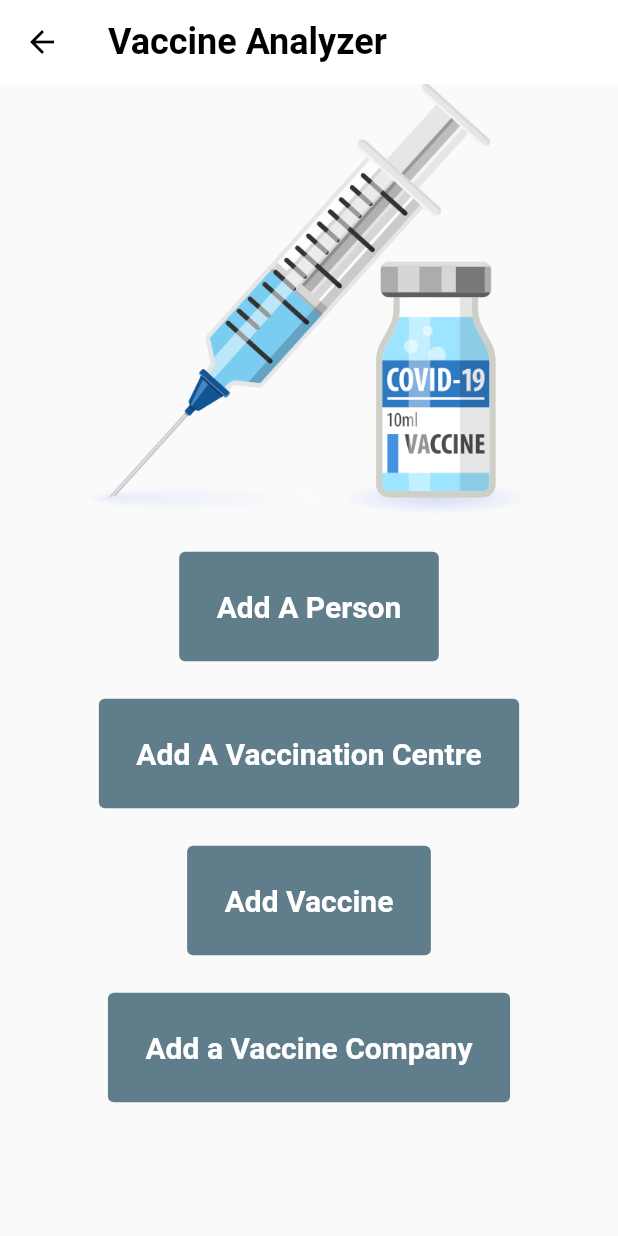
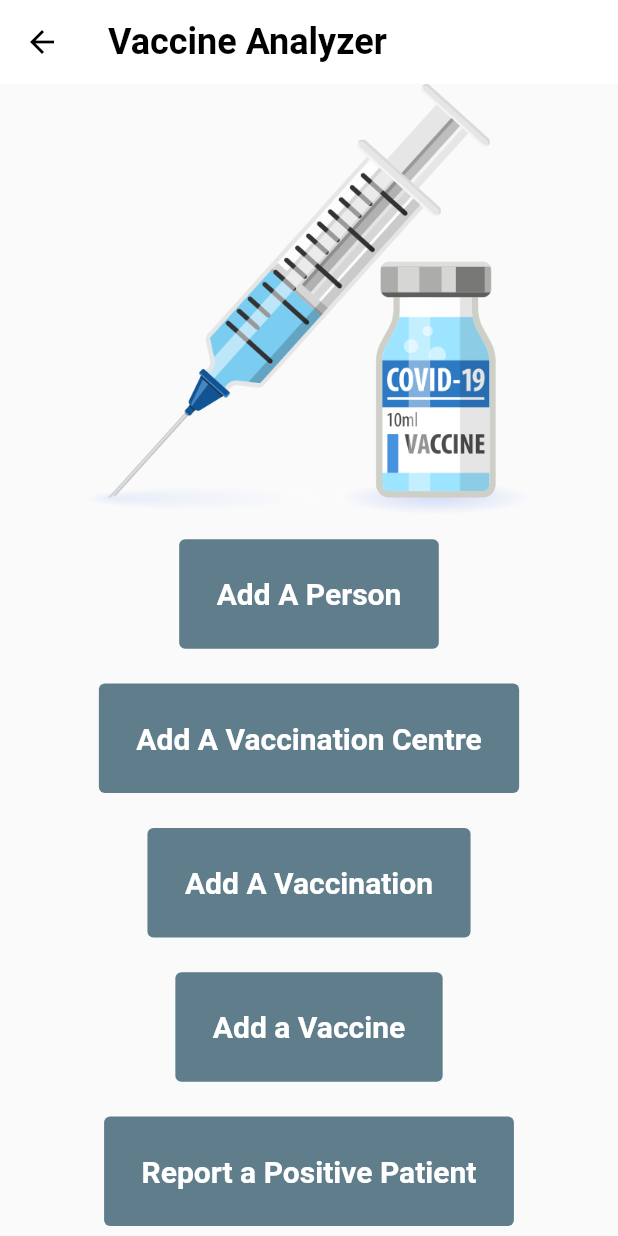
Before and after one commit to AthulJohn/Vaccine_Anlayzer, a Flutter app: the screen it shows after launch, after a tap on the "add" icon, on a phone screen of 412 x 824 dp. Run offline on Flutter 3.47's test engine with Material 2 defaults, Android fonts, the phone set to English and light mode, and no system bars; our stand-ins replace percent_indicator, sqflite; accounts and stored records are empty; network calls fail.

Commit message:
input and output from positive table

```diff
--- a/lib/addmenu.dart
+++ b/lib/addmenu.dart
@@ -7,6 +7,7 @@ import 'screens/addData/add_center.dart';
 import 'screens/addData/add_person.dart';
 import 'screens/addData/add_vaccination.dart';
 import 'screens/addData/add_vaccine.dart';
+import 'screens/addData/report_positive.dart';
 
 class AddMenu extends StatefulWidget {
   const AddMenu({Key? key}) : super(key: key);
@@ -32,18 +33,15 @@ class _AddMenuState extends State<AddMenu> {
           ),
         ),
       ),
-      body: Container(
-        height: MediaQuery.of(context).size.height,
-        width: MediaQuery.of(context).size.width,
-        child: Column(
-          children: [
-            const Center(
-              child: Image(
-                image: AssetImage('assets/img1.png'),
-              ),
-            ),
-            const SizedBox(height: 25),
-            Column(
+      body: Column(
+        children: [
+          const Image(
+            image: AssetImage('assets/img1.png'),
+            fit: BoxFit.fitWidth,
+          ),
+          const SizedBox(height: 10),
+          Expanded(
+            child: Column(
               mainAxisAlignment: MainAxisAlignment.spaceEvenly,
               children: [
                 TextButton(
@@ -69,7 +67,7 @@ class _AddMenuState extends State<AddMenu> {
                     ),
                   ),
                 ),
-                const SizedBox(height: 25),
+                const SizedBox(height: 10),
                 TextButton(
                   // ignore: prefer_const_constructors
                   style: ButtonStyle(
@@ -93,7 +91,7 @@ class _AddMenuState extends State<AddMenu> {
                     ),
                   ),
                 ),
-                const SizedBox(height: 25),
+                const SizedBox(height: 10),
                 TextButton(
                   // ignore: prefer_const_constructors
                   style: ButtonStyle(
@@ -111,7 +109,7 @@ class _AddMenuState extends State<AddMenu> {
                             builder: (context) => AddVaccination()));
                   },
                   child: const Text(
-                    'Add Vaccine',
+                    'Add A Vaccination',
                     style: TextStyle(
                       fontSize: 20,
                       fontWeight: FontWeight.bold,
@@ -119,7 +117,7 @@ class _AddMenuState extends State<AddMenu> {
                     ),
                   ),
                 ),
-                const SizedBox(height: 25),
+                const SizedBox(height: 10),
                 TextButton(
                   // ignore: prefer_const_constructors
                   style: ButtonStyle(
@@ -135,7 +133,33 @@ class _AddMenuState extends State<AddMenu> {
                         MaterialPageRoute(builder: (context) => AddVaccine()));
                   },
                   child: const Text(
-                    'Add a Vaccine Company',
+                    'Add a Vaccine',
+                    style: TextStyle(
+                      fontSize: 20,
+                      fontWeight: FontWeight.bold,
+                      color: Colors.white,
+                    ),
+                  ),
+                ),
+                const SizedBox(height: 10),
+                TextButton(
+                  // ignore: prefer_const_constructors
+                  style: ButtonStyle(
+                    backgroundColor: MaterialStateProperty.all(Colors.blueGrey),
+                    // ignore: prefer_const_constructors
+                    padding: MaterialStateProperty.all(
+                      const EdgeInsets.all(25),
+                    ),
+                  ),
+
+                  onPressed: () {
+                    Navigator.push(
+                        context,
+                        MaterialPageRoute(
+                            builder: (context) => const ReportPositive()));
+                  },
+                  child: const Text(
+                    'Report a Positive Patient',
                     style: TextStyle(
                       fontSize: 20,
                       fontWeight: FontWeight.bold,
@@ -145,8 +169,8 @@ class _AddMenuState extends State<AddMenu> {
                 )
               ],
             ),
-          ],
-        ),
+          ),
+        ],
       ),
     );
   }
--- a/lib/database/person_db.dart
+++ b/lib/database/person_db.dart
@@ -27,7 +27,7 @@ class VaccineDatabase {
       await db.execute(
           'CREATE TABLE Vaccination (vcid INTEGER PRIMARY KEY,pid INTEGER ,vid INTEGER ,cid INTEGER, date TEXT, doseno INTEGER, completed VARCHAR(10), FOREIGN KEY (pid) REFERENCES Person(pid), FOREIGN KEY (vid) REFERENCES Vaccine(vid), FOREIGN KEY (cid) REFERENCES Center(cid))');
       await db.execute(
-          'CREATE TABLE Positived (pid INTEGER, date TEXT, doseno INTEGER, FOREIGN KEY (pid) REFERENCES Person(pid))');
+          'CREATE TABLE Positived (pid INTEGER, date TEXT, doseno INTEGER, completedDose VARCHAR(10), FOREIGN KEY (pid) REFERENCES Person(pid))');
     });
   }
 
@@ -36,6 +36,14 @@ class VaccineDatabase {
     Map<String, dynamic> row = value.toMap();
     ind[id] = ind[id]! + 1;
     row.addAll({id: ind[id]});
+    await db.insert(table, row, conflictAlgorithm: ConflictAlgorithm.replace);
+
+    //TODO
+    getList(table);
+  }
+
+  Future<void> inserttoTableNoPrimaryKey(dynamic value, String table) async {
+    Map<String, dynamic> row = value.toMap();
     await db.insert(table, row, conflictAlgorithm: ConflictAlgorithm.replace);
 
     //TODO
@@ -79,6 +87,26 @@ class VaccineDatabase {
     return vccount.first.values.first;
   }
 
+  Future<double> getPositivePercent() async {
+    List<Map> vccount =
+        await db.rawQuery('SELECT COUNT(DISTINCT(pid)) from Positived');
+    int percent = vccount.first.values.first;
+    vccount = await db.rawQuery('SELECT COUNT(*) from Person');
+    if (vccount.first.values.first == 0) return 0;
+    double fpercent = (percent / vccount.first.values.first) * 100;
+    return fpercent;
+  }
+
+  Future<double> getFullyPositivePercent() async {
+    List<Map> vccount = await db.rawQuery(
+        "SELECT COUNT(DISTINCT(pid)) from Positived WHERE completedDose = 'true'");
+    int percent = vccount.first.values.first;
+    vccount = await db.rawQuery('SELECT COUNT(*) from Person');
+    if (vccount.first.values.first == 0) return 0;
+    double fpercent = (percent / vccount.first.values.first) * 100;
+    return fpercent;
+  }
+
   void close() async {
     await db.close();
   }
--- a/lib/vaccinehome.dart
+++ b/lib/vaccinehome.dart
@@ -32,7 +32,7 @@ class _VaccineHomeState extends State<VaccineHome> {
         children: [
           const SizedBox(height: 30),
           const Text(
-            'Current Vaccination Status',
+            '   Current Vaccination Status',
             style: TextStyle(
                 fontSize: 18, fontWeight: FontWeight.w500, color: Colors.grey),
           ),
@@ -145,7 +145,60 @@ class _VaccineHomeState extends State<VaccineHome> {
             ],
           ),
           const SizedBox(height: 50),
-          FloatingActionButton(
+          Row(
+            mainAxisAlignment: MainAxisAlignment.spaceAround,
+            children: [
+              Column(
+                children: [
+                  FutureBuilder(
+                      future: vaccineDatabase.getPositivePercent(),
+                      builder: (context, snap) {
+                        return Text(
+                          '${snap.data ?? 0}',
+                          style: const TextStyle(
+                              fontSize: 28,
+                              fontWeight: FontWeight.w500,
+                              color: Colors.black),
+                        );
+                      }),
+                  const SizedBox(height: 10),
+                  const Text(
+                    'Positive Percentage',
+                    style: TextStyle(
+                        fontSize: 14,
+                        fontWeight: FontWeight.w500,
+                        color: Colors.grey),
+                  ),
+                ],
+              ),
+              Column(
+                children: [
+                  FutureBuilder(
+                      future: vaccineDatabase.getCompletedVaccinated(),
+                      builder: (context, snap) {
+                        return Text(
+                          '${snap.data ?? 0}',
+                          style: const TextStyle(
+                              fontSize: 28,
+                              fontWeight: FontWeight.w500,
+                              color: Colors.black),
+                        );
+                      }),
+                  const SizedBox(height: 10),
+                  const Text(
+                    'Fully Vaccinated Positive Percentage',
+                    style: TextStyle(
+                        fontSize: 14,
+                        fontWeight: FontWeight.w500,
+                        color: Colors.grey),
+                  ),
+                ],
+              ),
+            ],
+          ),
+        ],
+      ),
+      floatingActionButton: FloatingActionButton(
         onPressed: () {
           Navigator.push(context,
                   MaterialPageRoute(builder: (context) => const AddMenu()))
@@ -156,8 +209,6 @@ class _VaccineHomeState extends State<VaccineHome> {
           size: 40,
         ),
       ),
-        ],
-      ),
     );
   }
 }
--- a/lib/widgets/images.dart
+++ b/lib/widgets/images.dart
@@ -8,6 +8,7 @@ Map<String, String> images = {
   'vaccination':
       'https://vaccinate.guam.gov/wp-content/uploads/2021/05/Untitled-design-5-480x535.png',
   'vaccine': 'https://coronavirus.utah.gov/wp-content/uploads/vaccines-1.png',
+  'positive': 'https://fitnessgenes.com/images/covid/virus-red.png',
   'center':
       'https://jacksoncountyor.org/Portals/11/EasyDNNnews/271629/img-fema_illustration_featured_coronavirus_standarded-mobile-center_graphic.png'
 };
```
Also changed, not shown: lib/models/positive.dart (added, +25 -0 lines), lib/screens/addData/add_vaccination.dart (+0 -29 lines), lib/screens/addData/report_positive.dart (added, +113 -0 lines), lib/widgets/inputwidgets.dart (+31 -0 lines). Lines whose indentation alone changed are shown as unchanged.
